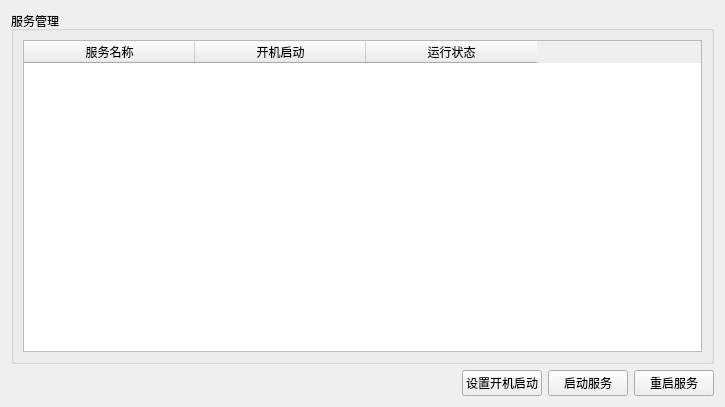
Qt form SYS/svrmgrpage.ui (liuyufeng509/SecCenter) before a commit.
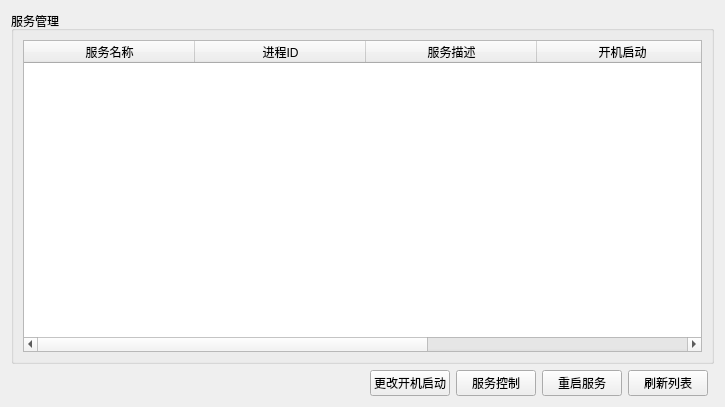
The same form after that commit.

Commit message: 服务管理更改完毕

```diff
--- a/SYS/svrmgrpage.ui
+++ b/SYS/svrmgrpage.ui
@@ -14,7 +14,28 @@
    <string>Form</string>
   </property>
   <layout class="QGridLayout" name="gridLayout">
-   <item row="0" column="0" colspan="4">
+   <item row="1" column="4">
+    <widget class="QPushButton" name="freshButton">
+     <property name="text">
+      <string>刷新列表</string>
+     </property>
+    </widget>
+   </item>
+   <item row="1" column="1">
+    <widget class="QPushButton" name="setBootButton">
+     <property name="text">
+      <string>更改开机启动</string>
+     </property>
+    </widget>
+   </item>
+   <item row="1" column="2">
+    <widget class="QPushButton" name="openSvrButton">
+     <property name="text">
+      <string>服务控制</string>
+     </property>
+    </widget>
+   </item>
+   <item row="0" column="0" colspan="6">
     <widget class="QGroupBox" name="groupBox_3">
      <property name="enabled">
       <bool>true</bool>
@@ -36,6 +57,16 @@
           <string>服务名称</string>
          </property>
         </column>
+        <column>
+         <property name="text">
+          <string>进程ID</string>
+         </property>
+        </column>
+        <column>
+         <property name="text">
+          <string>服务描述</string>
+         </property>
+        </column>
         <column>
          <property name="text">
           <string>开机启动</string>
@@ -64,20 +95,6 @@
      </property>
     </spacer>
    </item>
-   <item row="1" column="1">
-    <widget class="QPushButton" name="setBootButton">
-     <property name="text">
-      <string>设置开机启动</string>
-     </property>
-    </widget>
-   </item>
-   <item row="1" column="2">
-    <widget class="QPushButton" name="openSvrButton">
-     <property name="text">
-      <string>启动服务</string>
-     </property>
-    </widget>
-   </item>
    <item row="1" column="3">
     <widget class="QPushButton" name="restartSvrButton">
      <property name="text">
```
The commit also changes 15 other files.
